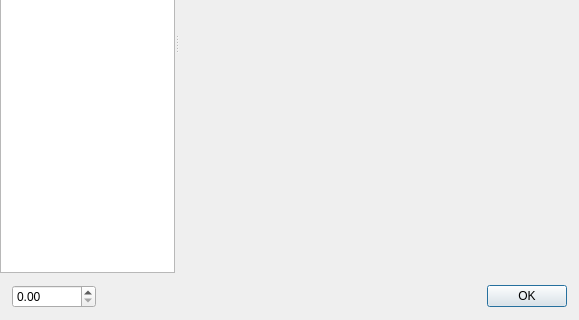
Old version of the form src/summarydialog.ui in the repository informationsea/Hyokai; both pictures show x 0 to 579 and y 187 to 507 of the 579 by 507 pixel window.
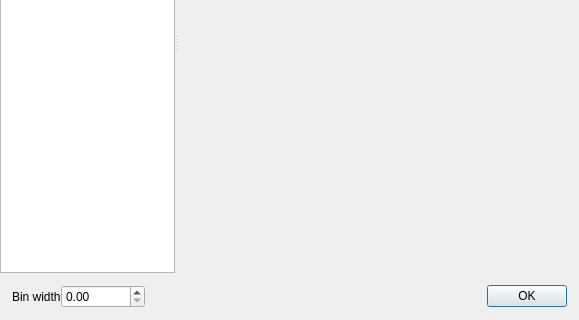
New version of the form. Custom widgets are drawn as their Qt base class.

Commit message: add bin width label to summary dialog

What changed in the file:
```diff
--- a/src/summarydialog.ui
+++ b/src/summarydialog.ui
@@ -104,7 +104,7 @@
     </widget>
    </item>
    <item>
-    <layout class="QHBoxLayout" name="horizontalLayout" stretch="0,0">
+    <layout class="QHBoxLayout" name="horizontalLayout" stretch="0,0,0">
      <property name="sizeConstraint">
       <enum>QLayout::SetDefaultConstraint</enum>
      </property>
@@ -120,6 +120,13 @@
      <property name="bottomMargin">
       <number>12</number>
      </property>
+     <item>
+      <widget class="QLabel" name="label">
+       <property name="text">
+        <string>Bin width</string>
+       </property>
+      </widget>
+     </item>
      <item>
       <widget class="QDoubleSpinBox" name="doubleSpinBox">
        <property name="maximum">
```
